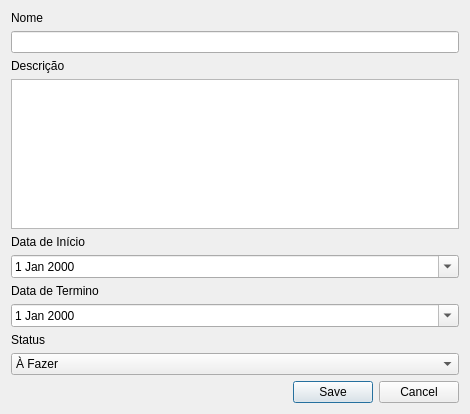
igorpadua/well-done, file newtask.ui: the form before one commit.
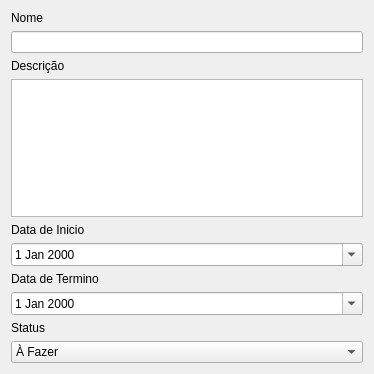
The form after the commit.

```diff
--- a/newtask.ui
+++ b/newtask.ui
@@ -6,8 +6,8 @@
    <rect>
     <x>0</x>
     <y>0</y>
-    <width>470</width>
-    <height>414</height>
+    <width>374</width>
+    <height>374</height>
    </rect>
   </property>
   <property name="windowTitle">
@@ -47,7 +47,7 @@
      <item>
       <widget class="QLabel" name="labelDateInicio">
        <property name="text">
-        <string>Data de Início</string>
+        <string>Data de Inicio</string>
        </property>
       </widget>
      </item>
@@ -108,13 +108,6 @@
      </item>
     </layout>
    </item>
-   <item>
-    <widget class="QDialogButtonBox" name="buttonBox">
-     <property name="standardButtons">
-      <set>QDialogButtonBox::Cancel|QDialogButtonBox::Save</set>
-     </property>
-    </widget>
-   </item>
   </layout>
  </widget>
  <resources/>
```
Left out of the diff: 23 changed lines with no effect on the pictures.
